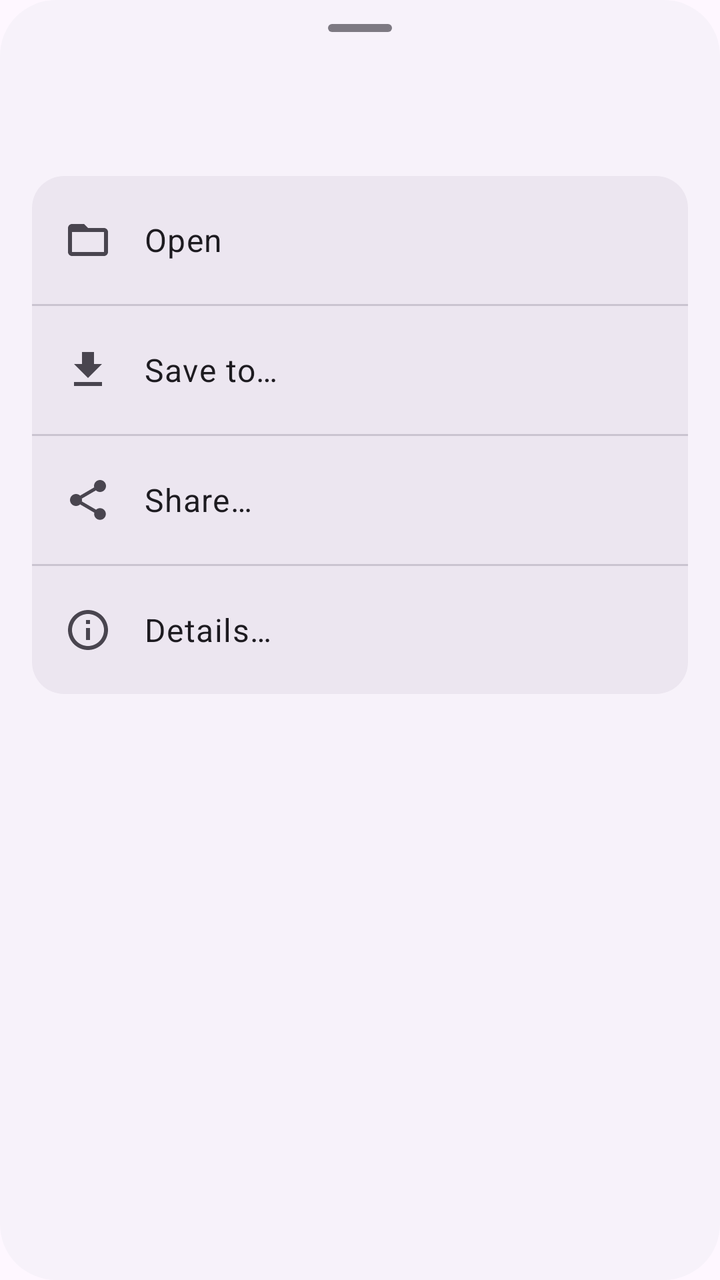
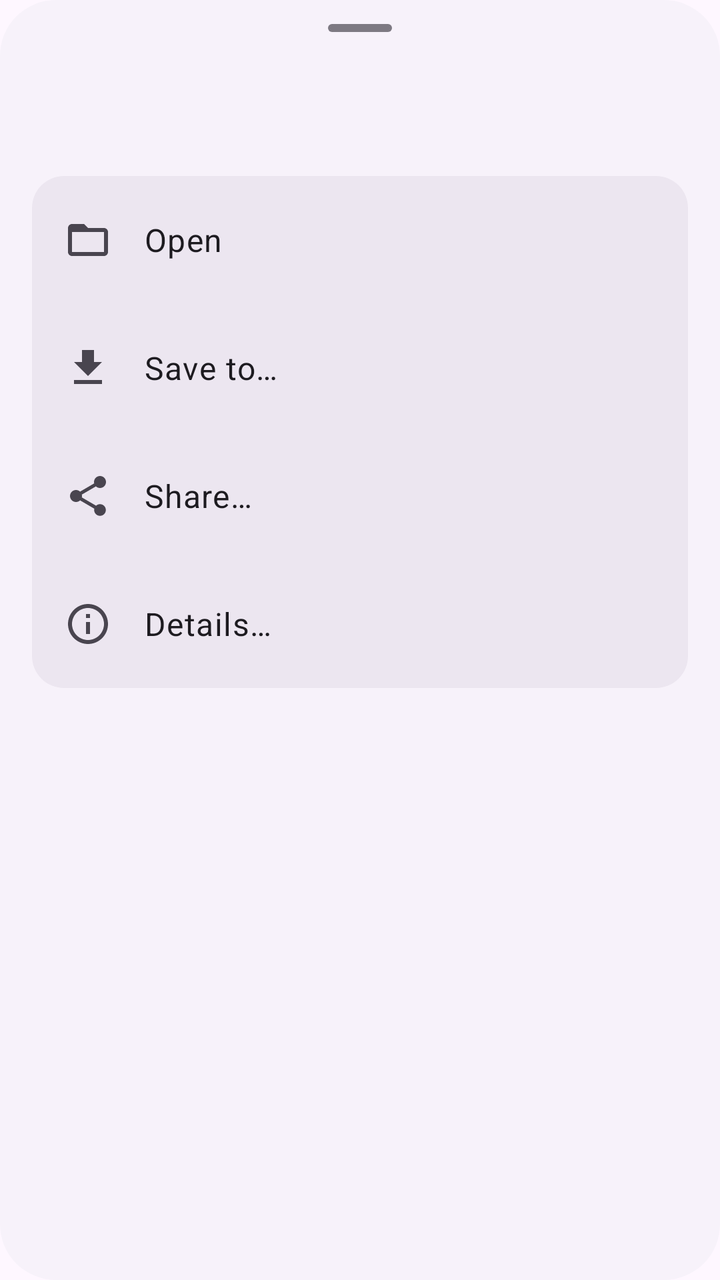

Before-and-after screenshots of an Android layout around one commit, followed by the original layout XML and the change that was made.
<!-- AndroidManifest.xml: application theme Theme.DexWorks -->
<!-- res/layout/sheet_apk_entry_actions.xml -->
<?xml version="1.0" encoding="utf-8"?>
<LinearLayout xmlns:android="http://schemas.android.com/apk/res/android"
    xmlns:app="http://schemas.android.com/apk/res-auto"
    android:layout_width="match_parent"
    android:layout_height="wrap_content"
    android:layout_margin="12dp"
    android:background="@drawable/bg_sheet_actions"
    android:orientation="vertical"
    android:padding="8dp">

    <View
        android:layout_width="32dp"
        android:layout_height="4dp"
        android:layout_gravity="center_horizontal"
        android:layout_marginTop="4dp"
        android:alpha="0.7"
        android:background="@drawable/bg_sheet_handle" />

    <LinearLayout
        android:layout_width="match_parent"
        android:layout_height="wrap_content"
        android:gravity="center_vertical"
        android:minHeight="64dp"
        android:orientation="horizontal"
        android:paddingHorizontal="16dp"
        android:paddingTop="8dp">

        <ImageView
            android:id="@+id/image_sheet_entry_icon"
            android:layout_width="40dp"
            android:layout_height="40dp"
            android:contentDescription="@null"
            android:scaleType="centerInside"
            app:tint="?attr/colorPrimary" />

        <LinearLayout
            android:layout_width="0dp"
            android:layout_height="wrap_content"
            android:layout_marginStart="12dp"
            android:layout_weight="1"
            android:orientation="vertical">

            <TextView
                android:id="@+id/text_sheet_entry_name"
                android:layout_width="match_parent"
                android:layout_height="wrap_content"
                android:textAppearance="?attr/textAppearanceHeadlineSmall"
                android:textColor="?attr/colorOnSurface" />

            <TextView
                android:id="@+id/text_sheet_entry_meta"
                android:layout_width="wrap_content"
                android:layout_height="wrap_content"
                android:layout_marginTop="2dp"
                android:textAppearance="?attr/textAppearanceBodySmall"
                android:textColor="?attr/colorOnSurfaceVariant" />
        </LinearLayout>
    </LinearLayout>

    <LinearLayout
        android:id="@+id/group_actions"
        android:layout_width="match_parent"
        android:layout_height="wrap_content"
        android:layout_marginHorizontal="8dp"
        android:layout_marginTop="8dp"
        android:layout_marginBottom="8dp"
        android:orientation="vertical">

        <LinearLayout
            android:id="@+id/action_preview"
            android:layout_width="match_parent"
            android:layout_height="wrap_content"
            android:background="@drawable/bg_sheet_action_segment_top"
            android:clickable="true"
            android:focusable="true"
            android:foreground="?attr/selectableItemBackground"
            android:gravity="center_vertical"
            android:minHeight="64dp"
            android:orientation="horizontal"
            android:paddingHorizontal="16dp">

            <ImageView
                android:layout_width="24dp"
                android:layout_height="24dp"
                android:contentDescription="@null"
                android:src="@drawable/ic_file_open"
                app:tint="?attr/colorOnSurfaceVariant" />

            <TextView
                android:layout_width="wrap_content"
                android:layout_height="wrap_content"
                android:layout_marginStart="16dp"
                android:text="@string/apk_browse_preview"
                android:textAppearance="?attr/textAppearanceBodyLarge"
                android:textColor="?attr/colorOnSurface" />
        </LinearLayout>

        <com.google.android.material.divider.MaterialDivider
            android:id="@+id/divider_preview_save"
            android:layout_width="match_parent"
            android:layout_height="wrap_content" />

        <LinearLayout
            android:id="@+id/action_save_to"
            android:layout_width="match_parent"
            android:layout_height="wrap_content"
            android:background="@drawable/bg_sheet_action_segment_middle"
            android:clickable="true"
            android:focusable="true"
            android:foreground="?attr/selectableItemBackground"
            android:gravity="center_vertical"
            android:minHeight="64dp"
            android:orientation="horizontal"
            android:paddingHorizontal="16dp">

            <ImageView
                android:layout_width="24dp"
                android:layout_height="24dp"
                android:contentDescription="@null"
                android:src="@drawable/ic_save_to"
                app:tint="?attr/colorOnSurfaceVariant" />

            <TextView
                android:layout_width="wrap_content"
                android:layout_height="wrap_content"
                android:layout_marginStart="16dp"
                android:text="@string/apk_browse_save_to"
                android:textAppearance="?attr/textAppearanceBodyLarge"
                android:textColor="?attr/colorOnSurface" />
        </LinearLayout>

        <com.google.android.material.divider.MaterialDivider
            android:id="@+id/divider_save_share"
            android:layout_width="match_parent"
            android:layout_height="wrap_content" />

        <LinearLayout
            android:id="@+id/action_share"
            android:layout_width="match_parent"
            android:layout_height="wrap_content"
            android:background="@drawable/bg_sheet_action_segment_middle"
            android:clickable="true"
            android:focusable="true"
            android:foreground="?attr/selectableItemBackground"
            android:gravity="center_vertical"
            android:minHeight="64dp"
            android:orientation="horizontal"
            android:paddingHorizontal="16dp">

            <ImageView
                android:layout_width="24dp"
                android:layout_height="24dp"
                android:contentDescription="@null"
                android:src="@drawable/ic_share"
                app:tint="?attr/colorOnSurfaceVariant" />

            <TextView
                android:layout_width="wrap_content"
                android:layout_height="wrap_content"
                android:layout_marginStart="16dp"
                android:text="@string/apk_browse_share_entry"
                android:textAppearance="?attr/textAppearanceBodyLarge"
                android:textColor="?attr/colorOnSurface" />
        </LinearLayout>

        <com.google.android.material.divider.MaterialDivider
            android:id="@+id/divider_share_info"
            android:layout_width="match_parent"
            android:layout_height="wrap_content" />

        <LinearLayout
            android:id="@+id/action_info"
            android:layout_width="match_parent"
            android:layout_height="wrap_content"
            android:background="@drawable/bg_sheet_action_segment_bottom"
            android:clickable="true"
            android:focusable="true"
            android:foreground="?attr/selectableItemBackground"
            android:gravity="center_vertical"
            android:minHeight="64dp"
            android:orientation="horizontal"
            android:paddingHorizontal="16dp">

            <ImageView
                android:layout_width="24dp"
                android:layout_height="24dp"
                android:contentDescription="@null"
                android:src="@drawable/ic_info"
                app:tint="?attr/colorOnSurfaceVariant" />

            <TextView
                android:layout_width="wrap_content"
                android:layout_height="wrap_content"
                android:layout_marginStart="16dp"
                android:text="@string/apk_browse_file_info"
                android:textAppearance="?attr/textAppearanceBodyLarge"
                android:textColor="?attr/colorOnSurface" />
        </LinearLayout>

    </LinearLayout>

</LinearLayout>
<!-- resources referenced by this layout -->
<resources>
  <!-- drawable bg_sheet_action_segment_bottom (drawable) -->
  <?xml version="1.0" encoding="utf-8"?>
  <shape xmlns:android="http://schemas.android.com/apk/res/android">
      <solid android:color="?attr/colorSurfaceContainerHigh" />
      <corners
          android:topLeftRadius="0dp"
          android:topRightRadius="0dp"
          android:bottomLeftRadius="16dp"
          android:bottomRightRadius="16dp" />
  </shape>
  <!-- drawable bg_sheet_action_segment_middle (drawable) -->
  <?xml version="1.0" encoding="utf-8"?>
  <shape xmlns:android="http://schemas.android.com/apk/res/android">
      <solid android:color="?attr/colorSurfaceContainerHigh" />
      <corners android:radius="0dp" />
  </shape>
  <!-- drawable bg_sheet_action_segment_top (drawable) -->
  <?xml version="1.0" encoding="utf-8"?>
  <shape xmlns:android="http://schemas.android.com/apk/res/android">
      <solid android:color="?attr/colorSurfaceContainerHigh" />
      <corners
          android:topLeftRadius="16dp"
          android:topRightRadius="16dp"
          android:bottomLeftRadius="0dp"
          android:bottomRightRadius="0dp" />
  </shape>
  <!-- drawable bg_sheet_actions (drawable) -->
  <?xml version="1.0" encoding="utf-8"?>
  <shape xmlns:android="http://schemas.android.com/apk/res/android">
      <solid android:color="?attr/colorSurfaceContainerLow" />
      <corners
          android:topLeftRadius="28dp"
          android:topRightRadius="28dp"
          android:bottomLeftRadius="28dp"
          android:bottomRightRadius="28dp" />
  </shape>
  <!-- drawable bg_sheet_handle (drawable) -->
  <?xml version="1.0" encoding="utf-8"?>
  <shape xmlns:android="http://schemas.android.com/apk/res/android">
      <solid android:color="?attr/colorOnSurfaceVariant" />
      <corners android:radius="2dp" />
  </shape>
  <!-- drawable ic_file_open (drawable) -->
  <vector xmlns:android="http://schemas.android.com/apk/res/android"
      android:width="24dp"
      android:height="24dp"
      android:viewportWidth="24"
      android:viewportHeight="24"
      android:tint="?attr/colorPrimary">
      <path
          android:fillColor="@android:color/white"
          android:pathData="M20,6h-8l-2,-2H4c-1.1,0 -1.99,0.9 -1.99,2L2,18c0,1.1 0.9,2 2,2h16c1.1,0 2,-0.9 2,-2V8c0,-1.1 -0.9,-2 -2,-2zm0,12H4V8h16v10z" />
  </vector>
  <!-- drawable ic_info (drawable) -->
  <vector xmlns:android="http://schemas.android.com/apk/res/android"
      android:width="24dp"
      android:height="24dp"
      android:viewportWidth="24"
      android:viewportHeight="24">
      <path
          android:fillColor="@android:color/white"
          android:pathData="M11,7h2v2h-2V7zM11,11h2v6h-2v-6zM12,2C6.48,2 2,6.48 2,12s4.48,10 10,10 10,-4.48 10,-10S17.52,2 12,2zM12,20c-4.41,0 -8,-3.59 -8,-8s3.59,-8 8,-8 8,3.59 8,8 -3.59,8 -8,8z" />
  </vector>
  <!-- drawable ic_save_to (drawable) -->
  <vector xmlns:android="http://schemas.android.com/apk/res/android"
      android:width="24dp"
      android:height="24dp"
      android:viewportWidth="24"
      android:viewportHeight="24"
      android:tint="?attr/colorControlNormal">
      <path
          android:fillColor="@android:color/white"
          android:pathData="M19,9h-4V3H9v6H5l7,7 7,-7zM5,18v2h14v-2H5z" />
  </vector>
  <string name="apk_browse_file_info">Details…</string>
  <string name="apk_browse_preview">Open</string>
  <string name="apk_browse_save_to">Save to…</string>
  <string name="apk_browse_share_entry">Share…</string>
  <style name="Theme.DexWorks" parent="Base.Theme.DexWorks" />
  <style name="Base.Theme.DexWorks" parent="Theme.Material3.DayNight.NoActionBar">
          
          
      </style>
  <!-- unchanged entries left out for length: 1 -->
</resources>

<!-- the commit's change to res/layout/sheet_apk_entry_actions.xml (unified diff, before → after) -->
@@ -95,10 +95,6 @@
                 android:textColor="?attr/colorOnSurface" />
         </LinearLayout>
 
-        <com.google.android.material.divider.MaterialDivider
-            android:id="@+id/divider_preview_save"
-            android:layout_width="match_parent"
-            android:layout_height="wrap_content" />
 
         <LinearLayout
             android:id="@+id/action_save_to"
@@ -129,10 +125,6 @@
                 android:textColor="?attr/colorOnSurface" />
         </LinearLayout>
 
-        <com.google.android.material.divider.MaterialDivider
-            android:id="@+id/divider_save_share"
-            android:layout_width="match_parent"
-            android:layout_height="wrap_content" />
 
         <LinearLayout
             android:id="@+id/action_share"
@@ -163,10 +155,6 @@
                 android:textColor="?attr/colorOnSurface" />
         </LinearLayout>
 
-        <com.google.android.material.divider.MaterialDivider
-            android:id="@+id/divider_share_info"
-            android:layout_width="match_parent"
-            android:layout_height="wrap_content" />
 
         <LinearLayout
             android:id="@+id/action_info"
